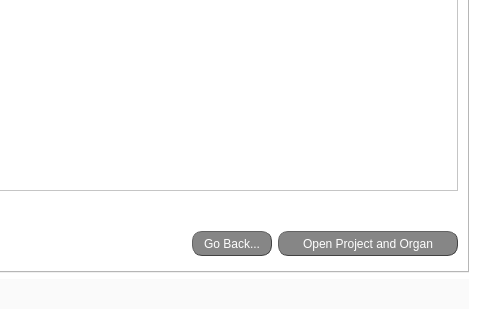
The window that src/gui/ui/load_project_screen.ui (jsanchez679/morphoHeart_rev) describes before a commit, drawn with Qt 5; both pictures show x 316 to 796 and y 413 to 733 of the 796 by 733 pixel window.
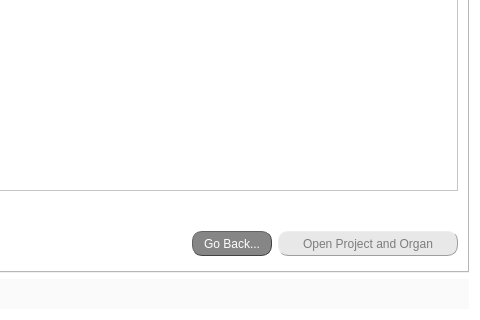
The same window after the commit.

What changed in the file:
```diff
--- a/src/gui/ui/load_project_screen.ui
+++ b/src/gui/ui/load_project_screen.ui
@@ -997,6 +997,9 @@
          </item>
          <item>
           <widget class="QPushButton" name="go_to_main_window">
+           <property name="enabled">
+            <bool>false</bool>
+           </property>
            <property name="minimumSize">
             <size>
              <width>180</width>
```
